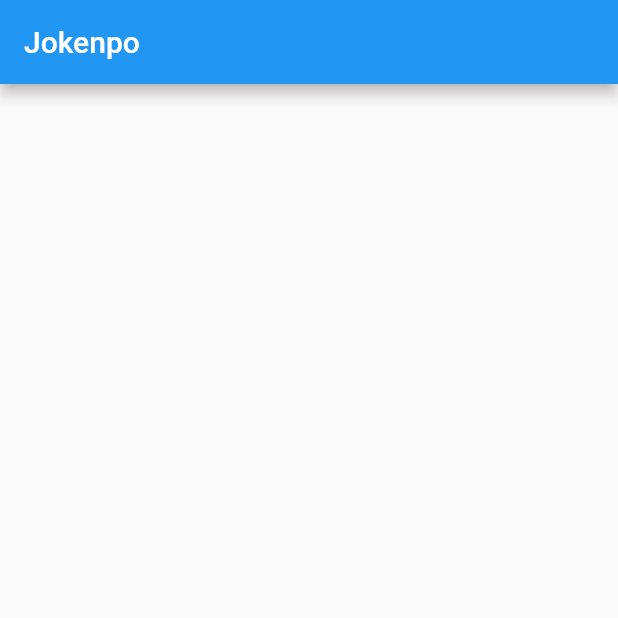
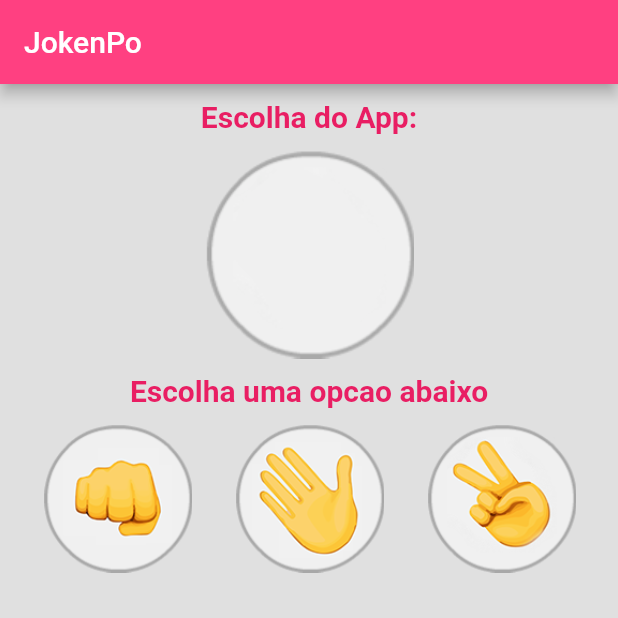
Before and after one commit to BergamoLa/jokenpo, a Flutter app: the screen it shows after launch, on a phone screen of 412 x 824 dp, the top half of it. Run offline on Flutter 3.47's test engine with Material 2 defaults, Android fonts, the phone set to English and light mode, and no system bars.

Commit message:
novo commit

```diff
--- a/lib/Jogo.dart
+++ b/lib/Jogo.dart
@@ -1,4 +1,6 @@
+import 'package:flutter/cupertino.dart';
 import 'package:flutter/material.dart';
+import 'dart:math';
 
 
 class Jogo extends StatefulWidget {
@@ -9,14 +11,115 @@ class Jogo extends StatefulWidget {
 }
 
 class _JogoState extends State<Jogo> {
+
+ var _imagemApp = AssetImage("images/padrao.png");
+ var _mensagem = "Escolha uma opcao abaixo";
+
+ void _opcaoSelecionada(String escolhaUsuario){
+
+   var opcoes =  ["pedra", "papel", "tesoura"];
+   var numero =  Random().nextInt(3);
+   var escolhaApp =  opcoes[numero];
+
+   print("Escolha do App: " + escolhaApp);
+   print("Escolha do Usuário: " + escolhaUsuario);
+
+
+   switch(escolhaApp){
+     case "pedra":
+       setState(() {
+         this._imagemApp = AssetImage("images/pedra.png");
+       });
+       break;
+     case "papel":
+       setState(() {
+         this._imagemApp = AssetImage("images/papel.png");
+       });
+       break;
+     case "tesoura":
+       setState(() {
+         this._imagemApp = AssetImage("images/tesoura.png");
+       });
+       break;
+   }
+
+   if((escolhaUsuario == "pedra" && escolhaApp == "tesoura")|| (escolhaUsuario == "tesoura" && escolhaApp == "papel")|| (escolhaUsuario == "papel" && escolhaApp == "pedra")) {
+      setState(() {
+        this._mensagem = "Parabens vc venceu!";
+      });
+   }else if((escolhaApp == "pedra" && escolhaUsuario == "tesoura")|| (escolhaApp == "tesoura" && escolhaUsuario == "papel")|| (escolhaApp == "papel" && escolhaUsuario == "pedra")) {
+     setState(() {
+       this._mensagem = "Infelizmente vc perdeu!";
+     });
+   }else {
+     setState(() {
+       this._mensagem = "Empatamos!";
+     });
+   }
+
+ }
+
+
   @override
   Widget build(BuildContext context) {
     return Scaffold(
+      backgroundColor: Colors.black12,
       appBar: AppBar(
-        title: Text("Jokenpo"),
+        title: Text("JokenPo"),
+        backgroundColor: Colors.pinkAccent,
       ),
       body: Column(
+        crossAxisAlignment: CrossAxisAlignment.center,
         children: [
+         Padding(
+             padding: EdgeInsets.all(10),
+           child: Text(
+             "Escolha do App: ",
+             textAlign: TextAlign.center,
+             style: TextStyle(
+               fontSize: 20,
+               color: Colors.pink,
+               fontWeight: FontWeight.bold,
+             ),
+           ),
+         ),
+         Image(image: this._imagemApp,),
+          Padding(
+            padding: EdgeInsets.all(10),
+            child: Text(this._mensagem,
+              textAlign: TextAlign.center,
+              style: TextStyle(
+                fontSize: 20,
+                color: Colors.pink,
+                fontWeight: FontWeight.bold,
+              ),
+            ),
+          ),
+          Row(
+            mainAxisAlignment: MainAxisAlignment.spaceEvenly,
+            children: [
+              GestureDetector(
+                onTap: (){
+                  _opcaoSelecionada("pedra");
+                },
+                child: Image.asset("images/pedra.png", height: 100),
+              ),
+
+              GestureDetector(
+                onTap: (){
+                  _opcaoSelecionada("papel");
+                },
+                child: Image.asset("images/papel.png", height: 100,),
+              ),
+              GestureDetector(
+                onTap: (){
+                  _opcaoSelecionada("tesoura");
+                },
+                child: Image.asset("images/tesoura.png", height: 100,),
+              ),
+
+            ],
+          ),
 
         ],
       ),
```
